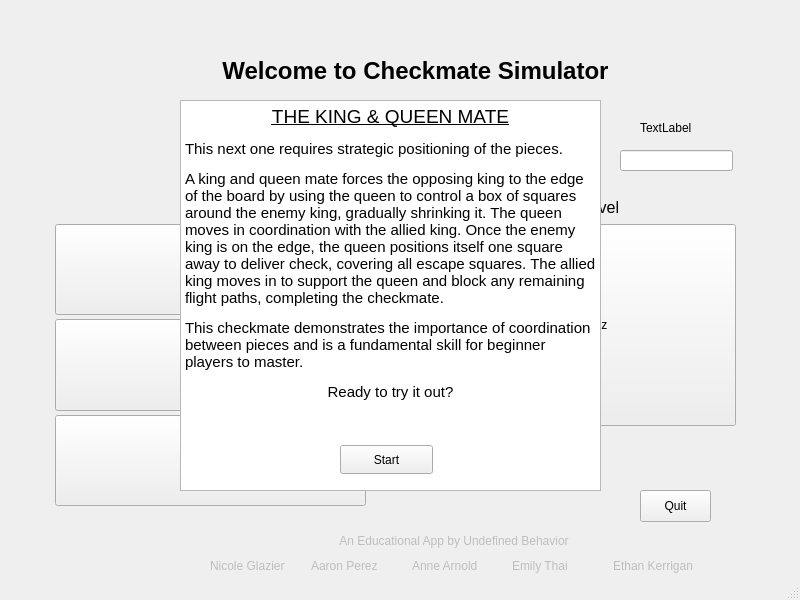
The window that startmenu.ui (University-of-Utah-CS3505/a9-edu-app-f24-birdy117) describes before a commit, drawn with Qt 5.
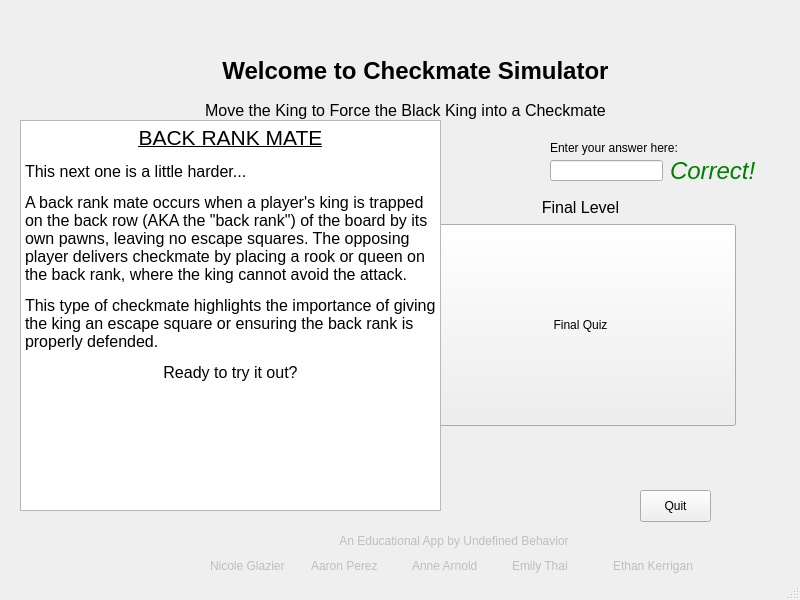
The same window after the commit. Icons and pictures are not drawn.

Commit message: Progress on Queen King Checkmate

Diff of the .ui file:
```diff
--- a/startmenu.ui
+++ b/startmenu.ui
@@ -158,9 +158,6 @@
        <property name="text">
         <string>Final Quiz</string>
        </property>
-       <property name="icon">
-        <iconset theme="QIcon::ThemeIcon::Computer"/>
-       </property>
        <property name="iconSize">
         <size>
          <width>38</width>
@@ -177,8 +174,8 @@
     </property>
     <property name="geometry">
      <rect>
-      <x>170</x>
-      <y>120</y>
+      <x>10</x>
+      <y>110</y>
       <width>450</width>
       <height>450</height>
      </rect>
@@ -436,11 +433,61 @@
      </item>
     </layout>
    </widget>
+   <widget class="QLabel" name="inputBoxLabel">
+    <property name="geometry">
+     <rect>
+      <x>550</x>
+      <y>140</y>
+      <width>141</width>
+      <height>16</height>
+     </rect>
+    </property>
+    <property name="text">
+     <string>Enter your answer here:</string>
+    </property>
+   </widget>
+   <widget class="QLineEdit" name="inputBox">
+    <property name="geometry">
+     <rect>
+      <x>550</x>
+      <y>160</y>
+      <width>113</width>
+      <height>21</height>
+     </rect>
+    </property>
+   </widget>
+   <widget class="QTextEdit" name="KingQueenText">
+    <property name="geometry">
+     <rect>
+      <x>20</x>
+      <y>120</y>
+      <width>421</width>
+      <height>391</height>
+     </rect>
+    </property>
+    <property name="readOnly">
+     <bool>true</bool>
+    </property>
+    <property name="html">
+     <string>&lt;!DOCTYPE HTML PUBLIC &quot;-//W3C//DTD HTML 4.0//EN&quot; &quot;http://www.w3.org/TR/REC-html40/strict.dtd&quot;&gt;
+&lt;html&gt;&lt;head&gt;&lt;meta name=&quot;qrichtext&quot; content=&quot;1&quot; /&gt;&lt;meta charset=&quot;utf-8&quot; /&gt;&lt;style type=&quot;text/css&quot;&gt;
+p, li { white-space: pre-wrap; }
+hr { height: 1px; border-width: 0; }
+li.unchecked::marker { content: &quot;\2610&quot;; }
+li.checked::marker { content: &quot;\2612&quot;; }
+&lt;/style&gt;&lt;/head&gt;&lt;body style=&quot; font-family:'Segoe UI'; font-size:9pt; font-weight:400; font-style:normal;&quot;&gt;
+&lt;p align=&quot;center&quot; style=&quot; margin-top:12px; margin-bottom:12px; margin-left:0px; margin-right:0px; -qt-block-indent:0; text-indent:0px;&quot;&gt;&lt;span style=&quot; font-size:14pt; text-decoration: underline;&quot;&gt;THE KING &amp;amp; QUEEN MATE&lt;/span&gt;&lt;/p&gt;
+&lt;p style=&quot; margin-top:12px; margin-bottom:12px; margin-left:0px; margin-right:0px; -qt-block-indent:0; text-indent:0px;&quot;&gt;&lt;span style=&quot; font-size:11pt;&quot;&gt;This next one requires strategic positioning of the pieces.&lt;/span&gt;&lt;/p&gt;
+&lt;p style=&quot; margin-top:12px; margin-bottom:12px; margin-left:0px; margin-right:0px; -qt-block-indent:0; text-indent:0px;&quot;&gt;&lt;span style=&quot; font-size:11pt;&quot;&gt;A king and queen mate forces the opposing king to the edge of the board by using the queen to control a box of squares around the enemy king, gradually shrinking it. The queen moves in coordination with the allied king. Once the enemy king is on the edge, the queen positions itself one square away to deliver check, covering all escape squares. The allied king moves in to support the queen and block any remaining flight paths, completing the checkmate.&lt;/span&gt;&lt;/p&gt;
+&lt;p style=&quot; margin-top:12px; margin-bottom:12px; margin-left:0px; margin-right:0px; -qt-block-indent:0; text-indent:0px;&quot;&gt;&lt;span style=&quot; font-size:11pt;&quot;&gt;This checkmate demonstrates the importance of coordination between pieces and is a fundamental skill for beginner players to master.&lt;/span&gt;&lt;/p&gt;
+&lt;p align=&quot;center&quot; style=&quot; margin-top:12px; margin-bottom:12px; margin-left:0px; margin-right:0px; -qt-block-indent:0; text-indent:0px;&quot;&gt;&lt;span style=&quot; font-size:11pt;&quot;&gt;Ready to try it out?&lt;/span&gt;&lt;/p&gt;&lt;/body&gt;&lt;/html&gt;</string>
+    </property>
+   </widget>
    <widget class="QTextEdit" name="foolsMateText">
     <property name="geometry">
      <rect>
-      <x>180</x>
-      <y>100</y>
+      <x>20</x>
+      <y>120</y>
       <width>421</width>
       <height>391</height>
      </rect>
@@ -466,8 +513,8 @@
    <widget class="QPushButton" name="startButton">
     <property name="geometry">
      <rect>
-      <x>340</x>
-      <y>445</y>
+      <x>180</x>
+      <y>465</y>
       <width>93</width>
       <height>29</height>
      </rect>
@@ -479,8 +526,8 @@
    <widget class="QTextEdit" name="BackRankText">
     <property name="geometry">
      <rect>
-      <x>180</x>
-      <y>100</y>
+      <x>20</x>
+      <y>120</y>
       <width>421</width>
       <height>391</height>
      </rect>
@@ -503,54 +550,50 @@
 &lt;p align=&quot;center&quot; style=&quot; margin-top:12px; margin-bottom:12px; margin-left:0px; margin-right:0px; -qt-block-indent:0; text-indent:0px;&quot;&gt;&lt;span style=&quot; font-size:12pt;&quot;&gt;Ready to try it out?&lt;/span&gt;&lt;/p&gt;&lt;/body&gt;&lt;/html&gt;</string>
     </property>
    </widget>
-   <widget class="QTextEdit" name="KingQueenText">
+   <widget class="QLabel" name="CorrectLabel">
     <property name="geometry">
      <rect>
-      <x>180</x>
-      <y>100</y>
-      <width>421</width>
-      <height>391</height>
-     </rect>
-    </property>
-    <property name="readOnly">
-     <bool>true</bool>
-    </property>
-    <property name="html">
-     <string>&lt;!DOCTYPE HTML PUBLIC &quot;-//W3C//DTD HTML 4.0//EN&quot; &quot;http://www.w3.org/TR/REC-html40/strict.dtd&quot;&gt;
-&lt;html&gt;&lt;head&gt;&lt;meta name=&quot;qrichtext&quot; content=&quot;1&quot; /&gt;&lt;meta charset=&quot;utf-8&quot; /&gt;&lt;style type=&quot;text/css&quot;&gt;
-p, li { white-space: pre-wrap; }
-hr { height: 1px; border-width: 0; }
-li.unchecked::marker { content: &quot;\2610&quot;; }
-li.checked::marker { content: &quot;\2612&quot;; }
-&lt;/style&gt;&lt;/head&gt;&lt;body style=&quot; font-family:'Segoe UI'; font-size:9pt; font-weight:400; font-style:normal;&quot;&gt;
-&lt;p align=&quot;center&quot; style=&quot; margin-top:12px; margin-bottom:12px; margin-left:0px; margin-right:0px; -qt-block-indent:0; text-indent:0px;&quot;&gt;&lt;span style=&quot; font-size:14pt; text-decoration: underline;&quot;&gt;THE KING &amp;amp; QUEEN MATE&lt;/span&gt;&lt;/p&gt;
-&lt;p style=&quot; margin-top:12px; margin-bottom:12px; margin-left:0px; margin-right:0px; -qt-block-indent:0; text-indent:0px;&quot;&gt;&lt;span style=&quot; font-size:11pt;&quot;&gt;This next one requires strategic positioning of the pieces.&lt;/span&gt;&lt;/p&gt;
-&lt;p style=&quot; margin-top:12px; margin-bottom:12px; margin-left:0px; margin-right:0px; -qt-block-indent:0; text-indent:0px;&quot;&gt;&lt;span style=&quot; font-size:11pt;&quot;&gt;A king and queen mate forces the opposing king to the edge of the board by using the queen to control a box of squares around the enemy king, gradually shrinking it. The queen moves in coordination with the allied king. Once the enemy king is on the edge, the queen positions itself one square away to deliver check, covering all escape squares. The allied king moves in to support the queen and block any remaining flight paths, completing the checkmate.&lt;/span&gt;&lt;/p&gt;
-&lt;p style=&quot; margin-top:12px; margin-bottom:12px; margin-left:0px; margin-right:0px; -qt-block-indent:0; text-indent:0px;&quot;&gt;&lt;span style=&quot; font-size:11pt;&quot;&gt;This checkmate demonstrates the importance of coordination between pieces and is a fundamental skill for beginner players to master.&lt;/span&gt;&lt;/p&gt;
-&lt;p align=&quot;center&quot; style=&quot; margin-top:12px; margin-bottom:12px; margin-left:0px; margin-right:0px; -qt-block-indent:0; text-indent:0px;&quot;&gt;&lt;span style=&quot; font-size:11pt;&quot;&gt;Ready to try it out?&lt;/span&gt;&lt;/p&gt;&lt;/body&gt;&lt;/html&gt;</string>
-    </property>
-   </widget>
-   <widget class="QLabel" name="inputBoxQuestion">
-    <property name="geometry">
-     <rect>
-      <x>640</x>
-      <y>120</y>
-      <width>58</width>
-      <height>16</height>
-     </rect>
-    </property>
-    <property name="text">
-     <string>TextLabel</string>
-    </property>
-   </widget>
-   <widget class="QLineEdit" name="inputBox">
-    <property name="geometry">
-     <rect>
-      <x>620</x>
-      <y>150</y>
-      <width>113</width>
+      <x>670</x>
+      <y>160</y>
+      <width>91</width>
       <height>21</height>
      </rect>
+    </property>
+    <property name="font">
+     <font>
+      <family>Arial</family>
+      <pointsize>18</pointsize>
+      <italic>true</italic>
+     </font>
+    </property>
+    <property name="styleSheet">
+     <string notr="true">QLabel { color : green; }</string>
+    </property>
+    <property name="text">
+     <string>Correct!</string>
+    </property>
+   </widget>
+   <widget class="QLabel" name="directionsLabel">
+    <property name="geometry">
+     <rect>
+      <x>30</x>
+      <y>90</y>
+      <width>751</width>
+      <height>41</height>
+     </rect>
+    </property>
+    <property name="font">
+     <font>
+      <family>Arial</family>
+      <pointsize>12</pointsize>
+      <italic>false</italic>
+     </font>
+    </property>
+    <property name="text">
+     <string>Move the King to Force the Black King into a Checkmate</string>
+    </property>
+    <property name="alignment">
+     <set>Qt::AlignmentFlag::AlignCenter</set>
     </property>
    </widget>
    <zorder>Title</zorder>
@@ -559,12 +602,14 @@
    <zorder>layoutWidget</zorder>
    <zorder>layoutWidget</zorder>
    <zorder>chessBoardContainer</zorder>
-   <zorder>BackRankText</zorder>
-   <zorder>foolsMateText</zorder>
+   <zorder>inputBoxLabel</zorder>
+   <zorder>inputBox</zorder>
    <zorder>KingQueenText</zorder>
+   <zorder>foolsMateText</zorder>
    <zorder>startButton</zorder>
-   <zorder>inputBoxQuestion</zorder>
-   <zorder>inputBox</zorder>
+   <zorder>BackRankText</zorder>
+   <zorder>CorrectLabel</zorder>
+   <zorder>directionsLabel</zorder>
   </widget>
   <widget class="QStatusBar" name="statusbar"/>
  </widget>
```
The commit also changes 2 other files.
